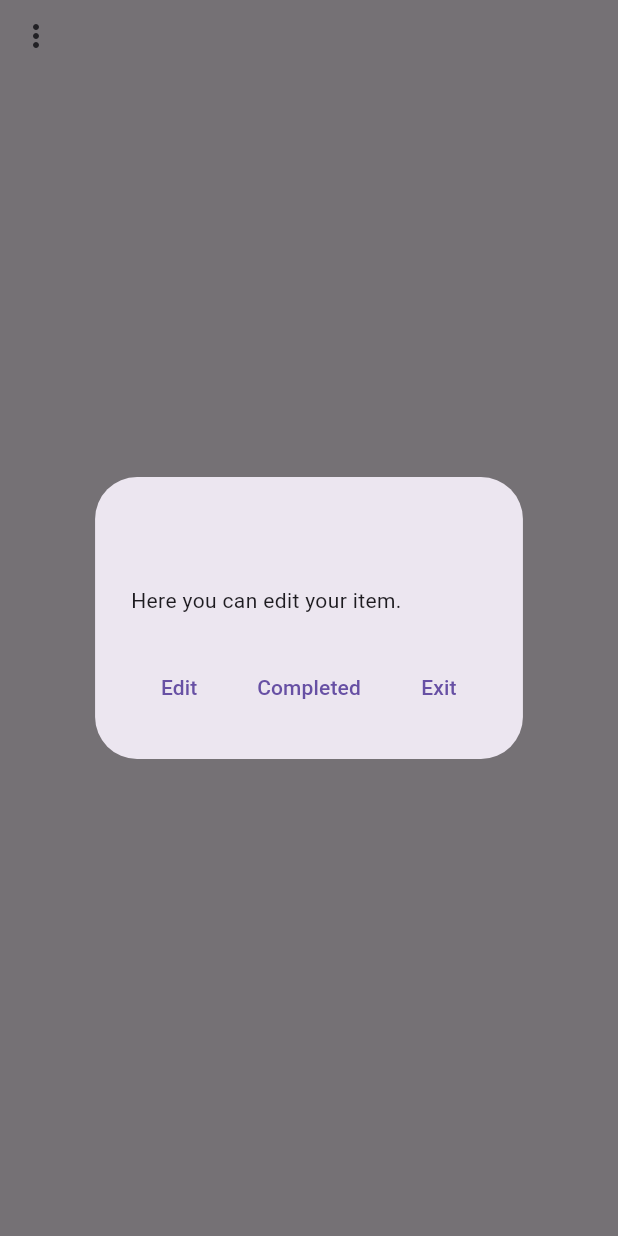
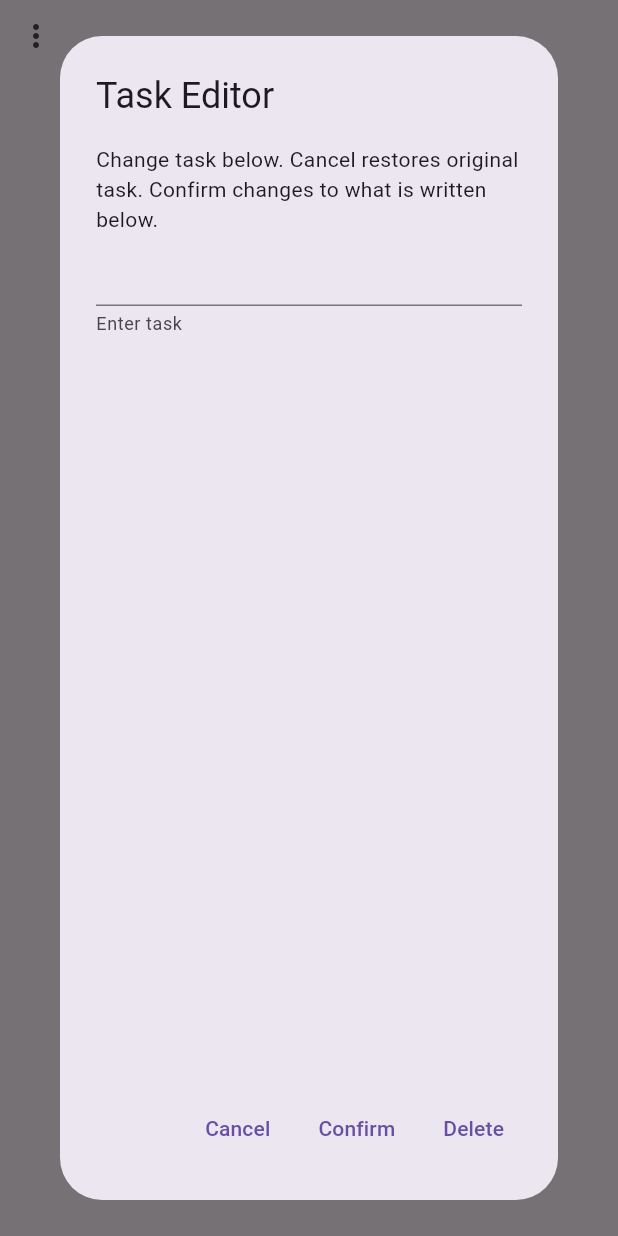
Before and after one commit to sepiasage/procrastination-gambling-app, a Flutter app: the ItemMenu widget shown alone on an empty page, opened directly with empty values, after a tap on the "more vert" icon, on a phone screen of 412 x 824 dp. Run offline on Flutter 3.47's test engine with Material 3 defaults, Android fonts, the phone set to English and light mode, and no system bars.

Commit message:
Finished button to cancel, confirm a change, or delete a task
Maybe the whole ListView.builder should be in the itemList class

```diff
--- a/flutter_application_1/lib/Pages/home_page.dart
+++ b/flutter_application_1/lib/Pages/home_page.dart
@@ -32,6 +32,29 @@ class _HomepageState extends State<Homepage> {
     });
   }
 
+  void _isConfirmOrDelete(int index, String newText, bool isConfirm) {
+    if(isConfirm) {
+      _updateTask(index, newText);
+    } else {
+      _deleteThisTask(index);
+    }
+  }
+
+  // Deletes the task for the popup screen.
+  void _deleteThisTask(int index) {
+    setState(() {
+      _tasks.removeAt(index);
+    });
+  }
+
+  // Updates the text in the task on the home screen based on what you changed it to in the alert dialog popup.
+  void _updateTask(int index, String newText) {
+    setState(() {
+      _tasks[index] = newText;
+    });
+    _taskController.clear(); // Clear the text box after adding
+  }
+
   @override
   void dispose() {
     _taskController.dispose();
@@ -56,7 +79,7 @@ class _HomepageState extends State<Homepage> {
                     child: TextField(
                       controller: _taskController, // Connected controller here
                       decoration: const InputDecoration(
-                        hintText: 'Enter a task', // Changed from 'Search'
+                        hintText: 'Enter task', // Changed from 'Search'
                       ),
                     ),
                   ),
@@ -76,16 +99,18 @@ class _HomepageState extends State<Homepage> {
               const SizedBox(height: 16),
               // 7. Displays your added tasks on screen
               SizedBox(
-                width: 300,
                 height: 150,
                 child: Card(
-                  clipBehavior: .hardEdge,
                   child: ListView.builder(
                     itemCount: _tasks.length,
                     itemBuilder: (context, index) {
                       return ListTile(
                         title: Text(_tasks[index]),
-                        //trailing: ItemMenu(title: _tasks[index])
+                        trailing: ItemMenu(
+                          onSubmit: _isConfirmOrDelete,
+                          index: index,
+                          task: _tasks[index],
+                        )
                       );
                     },
                   ),
@@ -99,31 +124,75 @@ class _HomepageState extends State<Homepage> {
   }
 }
 
-class ItemMenu extends StatelessWidget {
-  final String title;
-  const ItemMenu({super.key, required this.title});
+class ItemMenu extends StatefulWidget {
+  final Function(int, String, bool) onSubmit;
+  final int index;
+  final String task;
+
+  const ItemMenu({super.key,
+  required this.onSubmit,
+  required this.task,
+  required this.index
+  });
+
+   @override
+  State<ItemMenu> createState() => _ItemMenuState();
+}
+
+class _ItemMenuState extends State<ItemMenu> {
+  late final TextEditingController _controller;
+
+  @override
+  void initState() {
+    super.initState();
+    _controller = TextEditingController(text: widget.task);
+  }
+
+  @override
+  void dispose() {
+    _controller.dispose();
+    super.dispose();
+  }
 
   @override
   Widget build(BuildContext context) {
     return IconButton(
-      icon: const Icon(Icons.more_vert),
+      icon: const Icon(Icons.more_vert), // 3 dots icon
       onPressed: () => showDialog<String>(
         context: context,
-        builder: (BuildContext context) => AlertDialog(
-          title: Text(title),
-          content: const Text('Here you can edit your item.'), // Change Item, it's not the right word
+        builder: (BuildContext context) => AlertDialog( // To change the task to a new one
+          title: const Text('Task Editor'),
+          content: Column(
+            children: [
+              Text('Change task below. Cancel restores original task. Confirm changes to what is written below.'),
+              TextFormField(
+                controller: _controller, // Connected controller here
+                decoration: const InputDecoration(
+                  helperText: 'Enter task',
+                ),
+              ),
+            ],
+          ),
           actions: <Widget>[
             TextButton(
-              onPressed: () => Navigator.pop(context, 'Edit'),
-              child: const Text('Edit')
+              onPressed: () => {
+                Navigator.pop(context, 'Cancel')
+              },
+              child: const Text('Cancel')
             ),
             TextButton(
-              onPressed: () => Navigator.pop(context, 'Completed'),
-              child: const Text('Completed')
+              onPressed: () => {
+                widget.onSubmit(widget.index, _controller.text, true),
+                Navigator.pop(context, 'Confirm'),
+              },
+              child: const Text('Confirm')
             ),
             TextButton(
-              onPressed: () => Navigator.pop(context, 'Exit'),
-              child: const Text('Exit')
+              onPressed: () => {
+                widget.onSubmit(widget.index, "", false), //delete it, FIX IT
+                Navigator.pop(context, 'Delete'),
+              },
+              child: const Text('Delete')
             ),
           ]
         )
```
